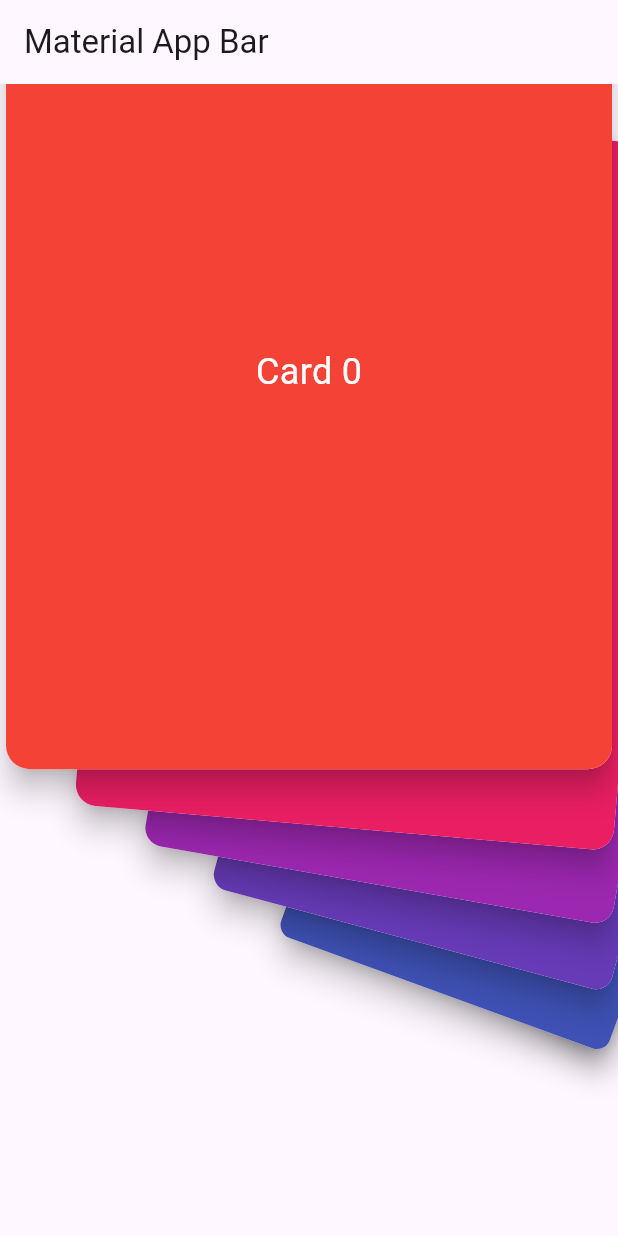
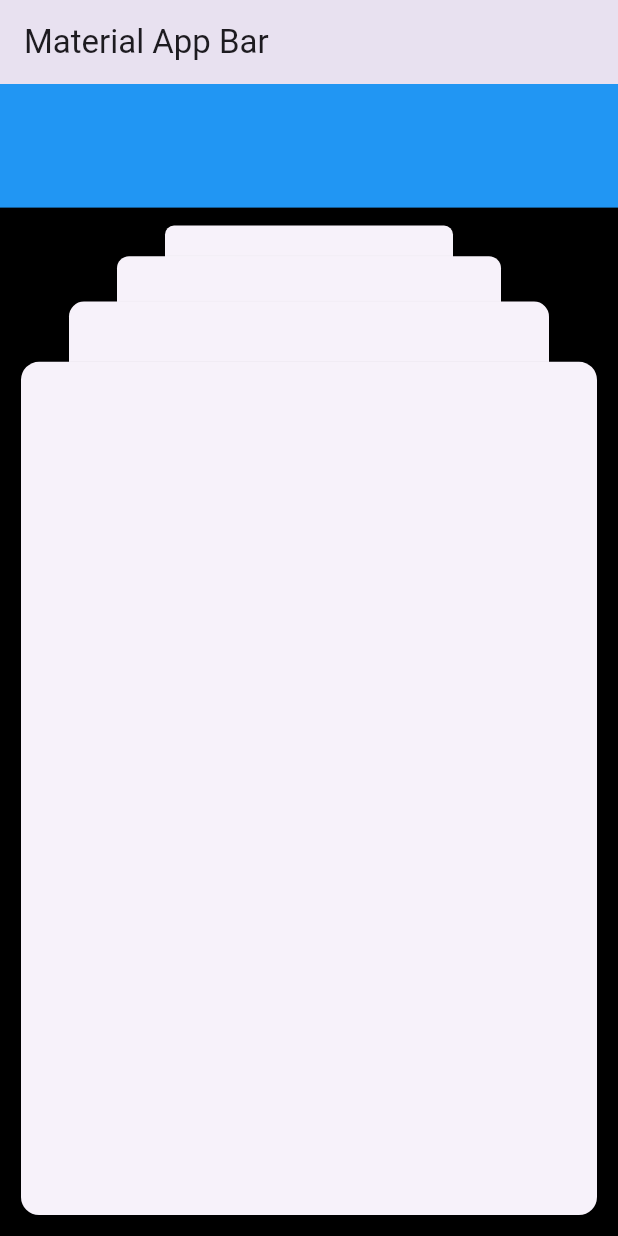
Before and after one commit to paolojoaquinp/ticket_bank_machine, a Flutter app: the screen it shows after launch, on a phone screen of 412 x 824 dp. Run offline on Flutter 3.47's test engine with Material 3 defaults, Android fonts, the light colour scheme and no system bars.

Commit message:
feat: perspective list view

```diff
--- a/lib/main.dart
+++ b/lib/main.dart
@@ -11,28 +11,33 @@ class MyApp extends StatelessWidget {
     return MaterialApp(
       title: 'Material App',
       home: Scaffold(
+        backgroundColor: Colors.black,
         appBar: AppBar(
           title: const Text('Material App Bar'),
         ),
-        body: ScrollableCardStack(
-          itemCount: 10,
-          itemBuilder: (context, index) {
-            return Card(
-              elevation: 8,
-              shape: RoundedRectangleBorder(
-                  borderRadius: BorderRadius.circular(16)),
-              child: Container(
-                decoration: BoxDecoration(
-                  borderRadius: BorderRadius.circular(16),
-                  color: Colors.primaries[index % Colors.primaries.length],
+        body: Expanded(
+          child: Column(
+            children: [
+              Container(height: MediaQuery.sizeOf(context).height * 0.1,color:  Colors.blue,),
+              Expanded(
+                child: PerspectiveListView(
+                  visualizedItems: 4,
+                  itemExtent: MediaQuery.sizeOf(context).height * .7,
+                  initialIndex: 7,
+                  backItemsShadowColor: Theme.of(context).scaffoldBackgroundColor,
+                  padding: const EdgeInsets.all(10),
+                  onTapFrontItem: (value) {},
+                  children: List.generate(
+                    20,
+                    (index) {
+                      final borderColor = Colors.accents[index % Colors.accents.length];
+                      return Card();
+                    },
+                  ),
                 ),
-                child: Center(
-                    child: Text('Card $index',
-                        style: const TextStyle(
-                            fontSize: 24, color: Colors.white))),
               ),
-            );
-          },
+            ],
+          ),
         ),
       ),
     );
--- a/lib/scrollable_card_stack.dart
+++ b/lib/scrollable_card_stack.dart
@@ -1,123 +1,243 @@
-import 'dart:math';
+import 'dart:ui';
 
 import 'package:flutter/material.dart';
 
-class ScrollableCardStack extends StatefulWidget {
-  final int itemCount;
-  final Widget Function(BuildContext, int) itemBuilder;
 
-  const ScrollableCardStack({
+class PerspectiveListView extends StatefulWidget {
+  const PerspectiveListView({
     super.key,
-    required this.itemCount,
-    required this.itemBuilder,
+    required this.visualizedItems,
+    required this.itemExtent,
+    required this.children,
+    this.initialIndex = 0,
+    this.padding = EdgeInsets.zero,
+    this.onTapFrontItem,
+    this.onChangeFrontItem,
+    this.backItemsShadowColor = Colors.transparent,
+    this.enableBackItemsShadow = false,
   });
 
+  final List<Widget> children;
+  final double? itemExtent;
+  final int? visualizedItems;
+  final int initialIndex;
+  final EdgeInsetsGeometry padding;
+  final ValueChanged<int?>? onTapFrontItem;
+  final ValueChanged<int>? onChangeFrontItem;
+  final Color backItemsShadowColor;
+  final bool enableBackItemsShadow;
+
   @override
-  State<ScrollableCardStack> createState() => _ScrollableCardStackState();
+  PerspectiveListViewState createState() => PerspectiveListViewState();
 }
 
-class _ScrollableCardStackState extends State<ScrollableCardStack>
-    with SingleTickerProviderStateMixin {
-  late PageController _pageController;
-  double _currentPage = 0;
+class PerspectiveListViewState extends State<PerspectiveListView> {
+  PageController? _pageController;
+  int? _currentIndex;
+  double? _pagePercent;
 
   @override
   void initState() {
+    _currentIndex = widget.initialIndex;
+    _pageController = PageController(
+      viewportFraction: 1 / widget.visualizedItems!,
+      initialPage: _currentIndex!,
+    );
+    _pagePercent = 0.0;
+    _pageController!.addListener(_pageListener);
     super.initState();
-    _pageController = PageController(initialPage: 0);
-    _pageController.addListener(_onScroll);
   }
 
   @override
   void dispose() {
-    _pageController.removeListener(_onScroll);
-    _pageController.dispose();
+    _pageController!
+      ..removeListener(_pageListener)
+      ..dispose();
     super.dispose();
   }
 
-  void _onScroll() => setState(() => _currentPage = _pageController.page ?? 0);
-
-  void _onHorizontalDragEnd(DragEndDetails details) {
-    if (details.primaryVelocity! > 0 && _currentPage > 0) {
-      _pageController.previousPage(
-        duration: const Duration(milliseconds: 300),
-        curve: Curves.easeOut,
-      );
-    } else if (details.primaryVelocity! < 0 &&
-        _currentPage < widget.itemCount - 1) {
-      _pageController.nextPage(
-        duration: const Duration(milliseconds: 300),
-        curve: Curves.easeOut,
-      );
-    }
+  void _pageListener() {
+    _currentIndex = _pageController!.page!.floor();
+    _pagePercent = (_pageController!.page! - _currentIndex!).abs();
+    setState(() {});
   }
 
   @override
   Widget build(BuildContext context) {
     return LayoutBuilder(
       builder: (context, constraints) {
+        final height = constraints.maxHeight;
         return Stack(
-          clipBehavior: Clip.none,
           children: [
-            for (int i = widget.itemCount - 1; i >= 0; i--)
-              _buildStackedCard(i, constraints),
-            Positioned.fill(
-              child: GestureDetector(
-                onHorizontalDragEnd: _onHorizontalDragEnd,
-                child: PageView.builder(
-                  scrollDirection: Axis.vertical,
-                  controller: _pageController,
-                  itemCount: widget.itemCount,
-                  physics: const BouncingScrollPhysics(),
-                  itemBuilder: (context, index) => const SizedBox.shrink(),
+            //---------------------------------------
+            // Perspective Items List
+            //---------------------------------------
+            Padding(
+              padding: widget.padding,
+              child: _PerspectiveItems(
+                generatedItems: widget.visualizedItems! - 1,
+                currentIndex: _currentIndex,
+                heightItem: widget.itemExtent,
+                pagePercent: _pagePercent,
+                children: widget.children,
+              ),
+            ),
+            //---------------------------------------
+            // Back Items Shadow
+            //---------------------------------------
+            if (widget.enableBackItemsShadow)
+              Positioned.fill(
+                bottom: widget.itemExtent,
+                child: DecoratedBox(
+                  decoration: BoxDecoration(
+                    gradient: LinearGradient(
+                      begin: Alignment.topCenter,
+                      end: Alignment.bottomCenter,
+                      colors: [
+                        widget.backItemsShadowColor.withOpacity(.8),
+                        widget.backItemsShadowColor.withOpacity(0),
+                      ],
+                    ),
+                  ),
                 ),
               ),
+            //---------------------------------------
+            // Void Page View
+            //---------------------------------------
+            PageView.builder(
+              scrollDirection: Axis.vertical,
+              controller: _pageController,
+              onPageChanged: widget.onChangeFrontItem?.call,
+              physics: const BouncingScrollPhysics(),
+              itemCount: widget.children.length,
+              itemBuilder: (context, index) {
+                return const SizedBox();
+              },
             ),
+            //---------------------------------------
+            // On Tap Item Area
+            //---------------------------------------
+            Positioned.fill(
+              top: height - widget.itemExtent!,
+              child: GestureDetector(
+                onTap: () => widget.onTapFrontItem?.call(_currentIndex),
+              ),
+            )
           ],
         );
       },
     );
   }
+}
 
-  Widget _buildStackedCard(int index, BoxConstraints constraints) {
-    final double scrollOffset = index - _currentPage;
-    final double scale = 1 - (scrollOffset.abs() * 0.1).clamp(0.0, 0.4);
-    final double rotationAngle = (pi / 180) * (scrollOffset * 5);
+class _PerspectiveItems extends StatelessWidget {
+  const _PerspectiveItems({
+    required this.generatedItems,
+    required this.currentIndex,
+    required this.heightItem,
+    required this.pagePercent,
+    required this.children,
+  });
 
-    // Calculate opacity for fading effect
-    double opacity = 1.0;
-    if (scrollOffset >= 0 && scrollOffset < 1 && index == 0) {
-      // Current card fading out
-      opacity = 1 - scrollOffset;
-    } else if (scrollOffset < 0 && scrollOffset > -1) {
-      // Card coming into view
-      opacity = 1 + scrollOffset;
-    } else if (scrollOffset <= -1) {
-      // Cards before the incoming card
-      opacity = 0;
-    }
+  final int generatedItems;
+  final int? currentIndex;
+  final double? heightItem;
+  final double? pagePercent;
+  final List<Widget> children;
 
-    return Positioned(
-      left: constraints.maxWidth / 2,
-      bottom: -constraints.maxHeight * 0.3 + (scrollOffset * 20),
-      child: Opacity(
-        opacity: opacity.clamp(0.0, 1.0),
-        child: Transform(
-          transform: Matrix4.identity()
-            ..setEntry(3, 2, 0.001)
-            ..translate(
-              -constraints.maxWidth * 0.5 * scale,
-              -constraints.maxHeight * 0.7 * scale,
-              scrollOffset * 10,
-            )
-            ..rotateZ(rotationAngle)
-            ..scale(scale),
-          alignment: Alignment.bottomCenter,
-          child: SizedBox(
-            width: constraints.maxWidth,
-            height: constraints.maxHeight * 0.7,
-            child: widget.itemBuilder(context, index),
-          ),
+  @override
+  Widget build(BuildContext context) {
+    return LayoutBuilder(
+      builder: (context, constraints) {
+        final height = constraints.maxHeight;
+        return Stack(
+          fit: StackFit.expand,
+          children: [
+            //---------------------------------
+            // Static Last Item
+            //---------------------------------
+            if (currentIndex! > (generatedItems - 1))
+              _TransformedItem(
+                heightItem: heightItem,
+                factorChange: 1,
+                endScale: .5,
+                child: children[currentIndex! - generatedItems],
+              )
+            else
+              const SizedBox(),
+            //----------------------------------
+            // Perspective Items
+            //----------------------------------
+            for (int index = 0; index < generatedItems; index++)
+              (currentIndex! > ((generatedItems - 2) - index))
+                  ? _TransformedItem(
+                      heightItem: heightItem,
+                      factorChange: pagePercent,
+                      scale: lerpDouble(0.5, 1, (index + 1) / generatedItems),
+                      translateY:
+                          (height - heightItem!) * (index + 1) / generatedItems,
+                      endScale: lerpDouble(0.5, 1, index / generatedItems),
+                      endTranslateY:
+                          (height - heightItem!) * (index / generatedItems),
+                      child: children[
+                          currentIndex! - (((generatedItems - 2) - index) + 1)],
+                    )
+                  : const SizedBox(),
+            //---------------------------------
+            // Bottom Hide Item
+            //---------------------------------
+            if (currentIndex! < (children.length - 1))
+              _TransformedItem(
+                heightItem: heightItem,
+                factorChange: pagePercent,
+                translateY: height + 20,
+                endTranslateY: height - heightItem!,
+                child: children[currentIndex! + 1],
+              )
+            else
+              const SizedBox()
+          ],
+        );
+      },
+    );
+  }
+}
+
+class _TransformedItem extends StatelessWidget {
+  const _TransformedItem({
+    required this.heightItem,
+    required this.child,
+    required this.factorChange,
+    this.endScale = 1.0,
+    this.scale = 1.0,
+    this.endTranslateY = 0.0,
+    this.translateY = 0.0,
+  });
+
+  final Widget child;
+  final double? heightItem;
+  final double? factorChange;
+  final double? endScale;
+  final double endTranslateY;
+  final double translateY;
+  final double? scale;
+
+  @override
+  Widget build(BuildContext context) {
+    return Transform(
+      alignment: Alignment.topCenter,
+      transform: Matrix4.identity()
+        ..scale(lerpDouble(scale, endScale, factorChange!))
+        ..translate(
+          0.0,
+          lerpDouble(translateY, endTranslateY, factorChange!)!,
+        ),
+      child: Align(
+        alignment: Alignment.topCenter,
+        child: SizedBox(
+          height: heightItem,
+          width: double.infinity,
+          child: child,
         ),
       ),
     );
```
